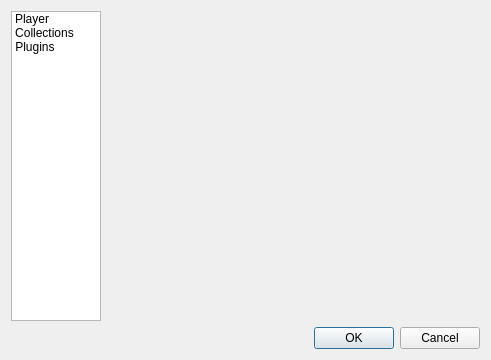
This is player/ui/preferencesdialog.ui in danvratil/TepSonic as Qt 5 draws it before an edit. The edited form follows.
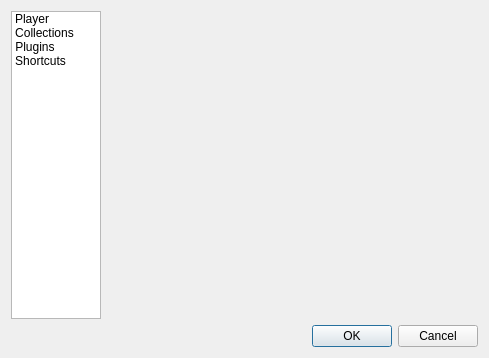
This is the edited form. Icons and pictures are not drawn.

Commit message: Introduce global shortcuts for controlling playback (FS#14).

```diff
--- a/player/ui/preferencesdialog.ui
+++ b/player/ui/preferencesdialog.ui
@@ -6,8 +6,8 @@
    <rect>
     <x>0</x>
     <y>0</y>
-    <width>491</width>
-    <height>360</height>
+    <width>489</width>
+    <height>358</height>
    </rect>
   </property>
   <property name="windowTitle">
@@ -91,6 +91,11 @@
           <normaloff>:/icons/plugins</normaloff>:/icons/plugins</iconset>
         </property>
        </item>
+       <item>
+        <property name="text">
+         <string>Shortcuts</string>
+        </property>
+       </item>
       </widget>
      </item>
      <item>
```
Left out of the diff: 6 changed lines with no effect on the pictures. The commit also changes 23 other files.
